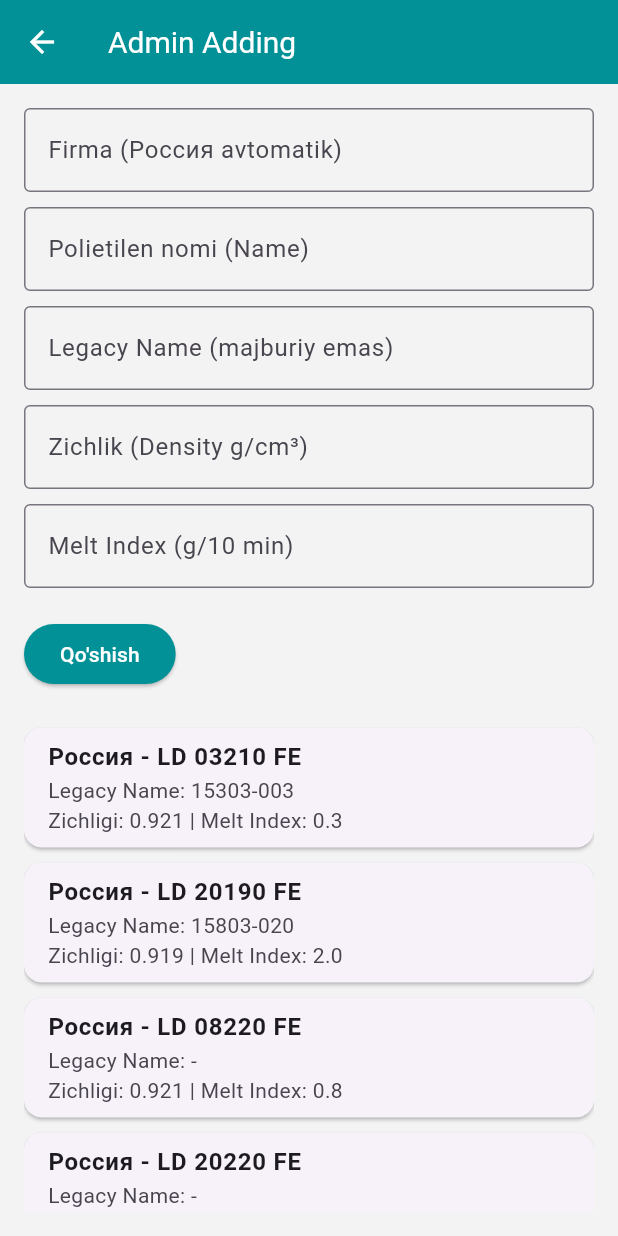
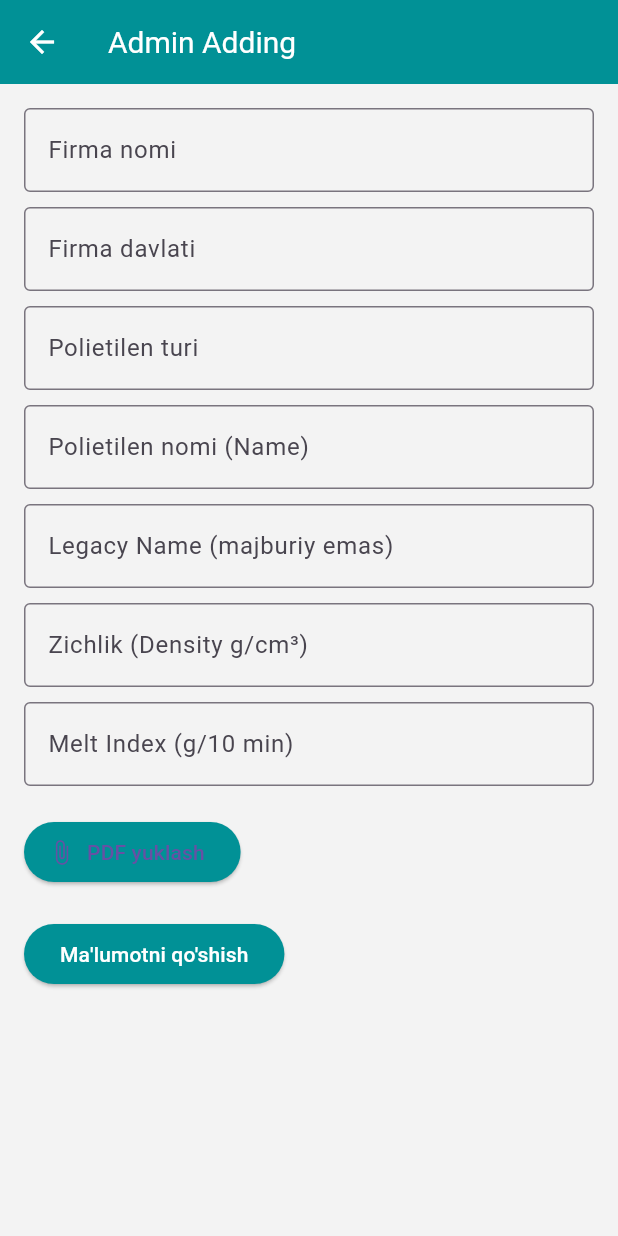
Before and after one commit to abdurasulov1441/FindPE, a Flutter app: the AdminAdding screen opened by its route, on a phone screen of 412 x 824 dp. Run offline on Flutter 3.47's test engine with Material 3 defaults, Android fonts, the phone set to English and light mode, and no system bars; our stand-ins replace easy_localization, email_validator, file_picker, firebase_auth, firebase_core, flutter_secure_storage and 3 more; accounts and stored records are empty.

Commit message:
admin page

```diff
--- a/lib/pages/admin/admin_adding.dart
+++ b/lib/pages/admin/admin_adding.dart
@@ -1,5 +1,7 @@
+import 'dart:io';
+import 'package:file_picker/file_picker.dart';
+import 'package:flutter/material.dart';
 import 'package:find_pe/common/style/app_colors.dart';
-import 'package:flutter/material.dart';
 import 'package:go_router/go_router.dart';
 
 class AdminAdding extends StatefulWidget {
@@ -16,41 +18,60 @@ class _AdminAddingState extends State<AdminAdding> {
   final TextEditingController _densityController = TextEditingController();
   final TextEditingController _meltIndexController = TextEditingController();
 
-  List<Map<String, String>> polietilenList = [
-    {"Firma": "Россия", "Name": "LD 03210 FE", "Legacy Name": "15303-003", "Density": "0.921", "Melt Index": "0.3"},
-    {"Firma": "Россия", "Name": "LD 20190 FE", "Legacy Name": "15803-020", "Density": "0.919", "Melt Index": "2.0"},
-    {"Firma": "Россия", "Name": "LD 08220 FE", "Legacy Name": "-", "Density": "0.921", "Melt Index": "0.8"},
-    {"Firma": "Россия", "Name": "LD 20220 FE", "Legacy Name": "-", "Density": "0.922", "Melt Index": "2.0"},
-    {"Firma": "Россия", "Name": "LD 04200 FE", "Legacy Name": "-", "Density": "0.920", "Melt Index": "0.4"},
-    {"Firma": "Россия", "Name": "LD 50210 EC", "Legacy Name": "-", "Density": "0.921", "Melt Index": "5.0"},
-    {"Firma": "Россия", "Name": "LD 75210 EC", "Legacy Name": "-", "Density": "0.921", "Melt Index": "7.5"},
-  ];
+  File? _selectedFile; // PDF faylni saqlash uchun o‘zgaruvchi
 
-  void _addPolietilen() {
-    if (_nameController.text.isNotEmpty &&
-        _densityController.text.isNotEmpty &&
-        _meltIndexController.text.isNotEmpty) {
+  // 📂 PDF faylni tanlash funksiyasi
+  Future<void> _pickFile() async {
+    FilePickerResult? result = await FilePicker.platform.pickFiles(
+      type: FileType.custom,
+      allowedExtensions: ['pdf'],
+    );
+
+    if (result != null) {
       setState(() {
-        polietilenList.add({
-          "Firma": _manufacturerController.text.isEmpty ? "Россия" : _manufacturerController.text,
-          "Name": _nameController.text,
-          "Legacy Name": _legacyNameController.text.isEmpty ? "-" : _legacyNameController.text,
-          "Density": _densityController.text,
-          "Melt Index": _meltIndexController.text,
-        });
+        _selectedFile = File(result.files.single.path!);
       });
 
-      // Konsolga chiqarish (Kelajakda API-ga yuborish mumkin)
-      print("Yangi polietilen qo'shildi: ${polietilenList.last}");
+      print("Tanlangan fayl: ${_selectedFile!.path}");
+    }
+  }
 
-      // Maydonlarni tozalash
+  // 📤 Ma'lumotlarni jo‘natish (PDF bilan birga)
+  void _submitData() {
+    if (_manufacturerController.text.isNotEmpty &&
+        _nameController.text.isNotEmpty &&
+        _densityController.text.isNotEmpty &&
+        _meltIndexController.text.isNotEmpty &&
+        _selectedFile != null) {
+
+      print("✅ Ishlab chiqaruvchi: ${_manufacturerController.text}");
+      print("✅ Name: ${_nameController.text}");
+      print("✅ Legacy Name: ${_legacyNameController.text}");
+      print("✅ Zichlik: ${_densityController.text}");
+      print("✅ Melt Index: ${_meltIndexController.text}");
+      print("✅ PDF Fayl: ${_selectedFile!.path}");
+
+      // TODO: Bu yerda API-ga yuborish yoki ma'lumotni saqlashni qo‘shish mumkin.
+
+      // 🧹 Maydonlarni tozalash
+      _manufacturerController.clear();
       _nameController.clear();
       _legacyNameController.clear();
       _densityController.clear();
       _meltIndexController.clear();
+      setState(() {
+        _selectedFile = null;
+      });
+
+      ScaffoldMessenger.of(context).showSnackBar(
+        SnackBar(content: Text("Ma'lumotlar muvaffaqiyatli qo‘shildi!")),
+      );
+    } else {
+      ScaffoldMessenger.of(context).showSnackBar(
+        SnackBar(content: Text("Iltimos, barcha maydonlarni to‘ldiring va PDF yuklang!")),
+      );
     }
   }
-
   @override
   Widget build(BuildContext context) {
     return Scaffold(
@@ -68,7 +89,8 @@ class _AdminAddingState extends State<AdminAdding> {
           style: TextStyle(color: AppColors.backgroundColor, fontSize: 20),
         ),
       ),
-      body: Padding(
+      body: SingleChildScrollView(
+        child: Padding(
           padding: const EdgeInsets.all(16.0),
           child: Column(
             crossAxisAlignment: CrossAxisAlignment.start,
@@ -76,7 +98,23 @@ class _AdminAddingState extends State<AdminAdding> {
               TextField(
                 controller: _manufacturerController,
                 decoration: InputDecoration(
-                labelText: "Firma (Россия avtomatik)",
+                  labelText: "Firma nomi",
+                  border: OutlineInputBorder(),
+                ),
+              ),
+                 SizedBox(height: 10),
+              TextField(
+                controller: _manufacturerController,
+                decoration: InputDecoration(
+                  labelText: "Firma davlati",
+                  border: OutlineInputBorder(),
+                ),
+              ),
+              SizedBox(height: 10),
+                            TextField(
+                controller: _nameController,
+                decoration: InputDecoration(
+                  labelText: "Polietilen turi ",
                   border: OutlineInputBorder(),
                 ),
               ),
@@ -89,6 +127,7 @@ class _AdminAddingState extends State<AdminAdding> {
                 ),
               ),
               SizedBox(height: 10),
+
               TextField(
                 controller: _legacyNameController,
                 decoration: InputDecoration(
@@ -115,41 +154,44 @@ class _AdminAddingState extends State<AdminAdding> {
                 keyboardType: TextInputType.number,
               ),
               SizedBox(height: 20),
+
+              // 📂 Fayl tanlash tugmasi
+              ElevatedButton.icon(
+                onPressed: _pickFile,
+                icon: Icon(Icons.attach_file),
+                label: Text("PDF yuklash"),
+                style: ElevatedButton.styleFrom(
+                  backgroundColor: AppColors.grade1,
+                ),
+              ),
+
+              // 📌 Tanlangan faylni ko‘rsatish
+              if (_selectedFile != null)
+                Padding(
+                  padding: const EdgeInsets.symmetric(vertical: 10),
+                  child: Text(
+                    "📄 Fayl: ${_selectedFile!.path.split('/').last}",
+                    style: TextStyle(fontSize: 16, fontWeight: FontWeight.w500),
+                  ),
+                ),
+
+              SizedBox(height: 20),
+
+              // 📤 Ma'lumotlarni yuborish tugmasi
               ElevatedButton(
-              onPressed: _addPolietilen,
+                onPressed: _submitData,
                 style: ElevatedButton.styleFrom(
                   backgroundColor: AppColors.grade1,
                 ),
                 child: Text(
-                "Qo'shish",
+                  "Ma'lumotni qo'shish",
                   style: TextStyle(color: AppColors.backgroundColor),
-              ),
-            ),
-            SizedBox(height: 20),
-            Expanded(
-              child: ListView.builder(
-                itemCount: polietilenList.length,
-                itemBuilder: (context, index) {
-                  return Card(
-                    margin: EdgeInsets.symmetric(vertical: 5),
-                    child: ListTile(
-                      title: Text(
-                        "${polietilenList[index]['Firma']} - ${polietilenList[index]['Name']}",
-                        style: TextStyle(fontWeight: FontWeight.bold),
-                      ),
-                      subtitle: Text(
-                        "Legacy Name: ${polietilenList[index]['Legacy Name']}\n"
-                        "Zichligi: ${polietilenList[index]['Density']} | "
-                        "Melt Index: ${polietilenList[index]['Melt Index']}",
-                      ),
-                    ),
-                  );
-                },
                 ),
               ),
             ],
           ),
         ),
+      ),
     );
   }
 }
--- a/pubspec.yaml
+++ b/pubspec.yaml
@@ -25,6 +25,7 @@ dependencies:
   firebase_auth: ^5.5.0
   cloud_firestore: ^5.6.4
   email_validator: ^3.0.0
+  file_picker: ^9.0.0
 
 
 dev_dependencies:
```
Also changed, not shown: pubspec.lock. Lines whose indentation alone changed are shown as unchanged.
